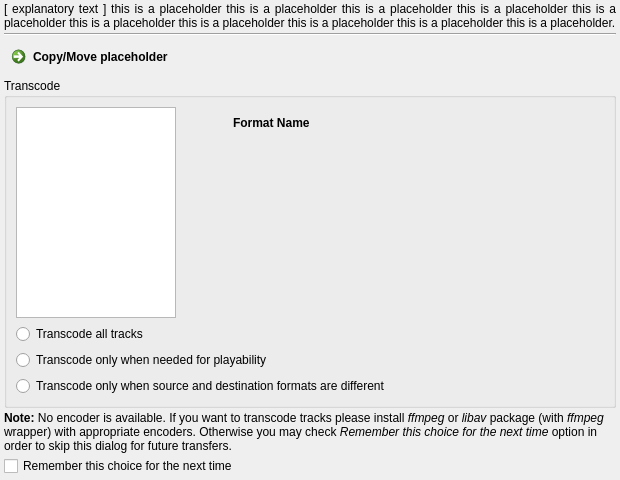
Above: src/transcoding/TranscodingAssistantDialog.ui from KDE/amarok before the change. Below: the same form after it.
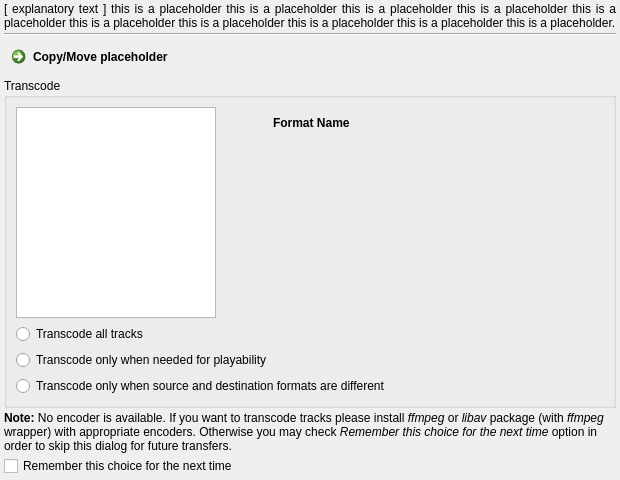
That is the form after the change. Custom widgets are drawn as their Qt base class.

Commit message: Fix sizing issues and wrong layout

```diff
--- a/src/transcoding/TranscodingAssistantDialog.ui
+++ b/src/transcoding/TranscodingAssistantDialog.ui
@@ -101,7 +101,7 @@
           </property>
           <property name="minimumSize">
            <size>
-            <width>160</width>
+            <width>200</width>
             <height>0</height>
            </size>
           </property>
```
The commit also changes 2 other files.
